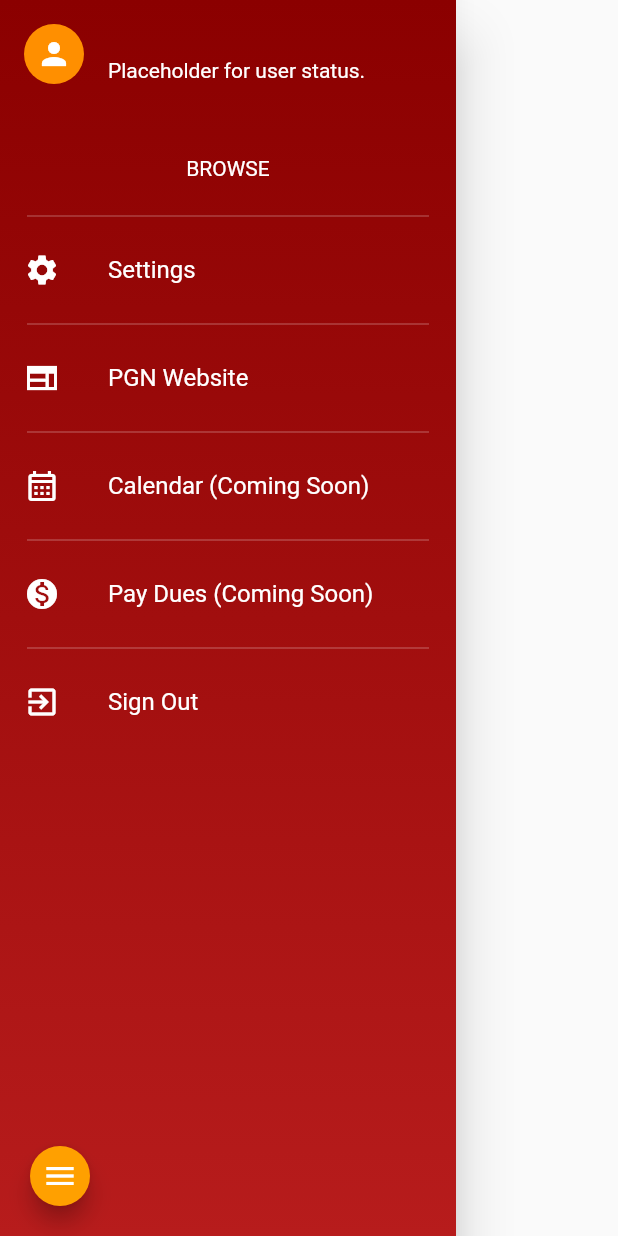
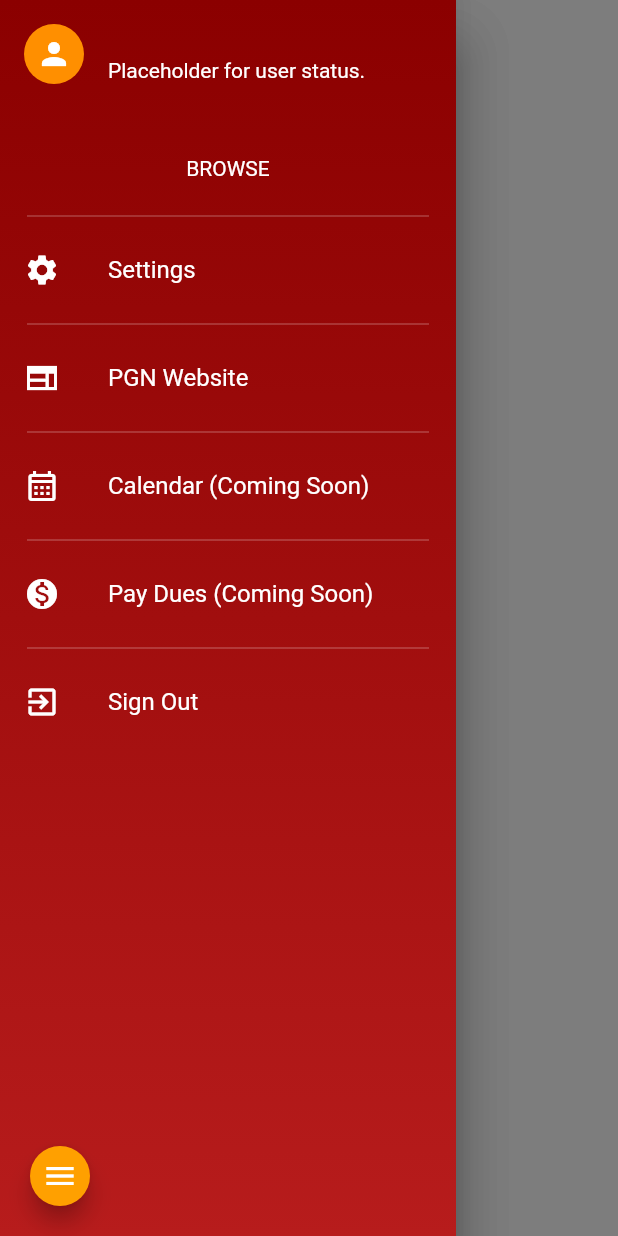
Before and after one commit to PGNTechChair/pgn_app, a Flutter app: the screen it shows once a user with an empty profile is signed in, after a tap on the "menu" icon, on a phone screen of 412 x 824 dp. Run offline on Flutter 3.47's test engine with Material 2 defaults, Android fonts, the phone set to English and light mode, and no system bars; our stand-ins replace cloud_firestore, firebase_auth, firebase_core, flutter_spinkit, rive; accounts and stored records are empty.

Commit message:
Made overlay transparent

```diff
--- a/lib/components/side_bar.dart
+++ b/lib/components/side_bar.dart
@@ -1,6 +1,7 @@
 import 'package:flutter/cupertino.dart';
 import 'package:flutter/material.dart';
 import 'package:pgn_app/models/user.dart';
+import 'package:pgn_app/pages/home.dart';
 import 'package:pgn_app/shared/loading.dart';
 import 'package:provider/provider.dart';
 import 'package:pgn_app/services/info_card.dart';
@@ -16,10 +17,7 @@ class SideBar extends StatelessWidget {
     return FutureBuilder<UserData?>(
       future: Future.value(userData), // Convert UserData? to Future<UserData?>
       builder: (context, snapshot) {
-        if (snapshot.connectionState == ConnectionState.waiting) {
-          // While waiting for data, you can show a loading indicator
-          return Loading();
-        } else if (snapshot.hasError) {
+        if (snapshot.hasError) {
           // If there's an error in fetching data, you can handle it here
           return Text('Error: ${snapshot.error}');
         } else {
@@ -31,7 +29,8 @@ class SideBar extends StatelessWidget {
             return Text('No user data available.');
           }
 
-          return Scaffold(
+          return Drawer(
+            child: Scaffold(
               body: SafeArea(
                 child: Drawer(
                   child: Container(
@@ -84,6 +83,7 @@ class SideBar extends StatelessWidget {
                   ),
                 ),
               ),
+            ),
           );
         }
       },
--- a/lib/pages/home.dart
+++ b/lib/pages/home.dart
@@ -11,15 +11,47 @@ class Home extends StatefulWidget {
   _HomeState createState() => _HomeState();
 }
 
-class _HomeState extends State<Home> {
-  final AuthService _auth = AuthService();
+class _HomeState extends State<Home> with SingleTickerProviderStateMixin {
+
   bool isSidebarOpen = false;
+
+  late AnimationController _animationController;
+  late Animation<Offset> _slideAnimation;
+
+  @override
+  void initState() {
+    super.initState();
+    _animationController = AnimationController(
+      vsync: this,
+      duration: Duration(milliseconds: 750),
+    );
+
+    _slideAnimation = Tween<Offset>(
+      begin: Offset(-1, 0),
+      end: Offset.zero,
+    ).animate(CurvedAnimation(
+      parent: _animationController,
+      curve: Curves.easeOut,
+    ));
+  }
 
   void toggleSidebar() {
     setState(() {
       isSidebarOpen = !isSidebarOpen;
+      if (isSidebarOpen) {
+        _animationController.forward();
+      } else {
+        _animationController.reverse();
+      }
     });
   }
+
+  @override
+  void dispose() {
+    _animationController.dispose();
+    super.dispose();
+  }
+
 
   @override
   Widget build(BuildContext context) {
@@ -35,17 +67,23 @@ class _HomeState extends State<Home> {
           child: Icon(Icons.menu),
           onPressed: toggleSidebar,
         ),
-        // Position the FloatingActionButton in the top-left corner
         floatingActionButtonLocation: FloatingActionButtonLocation.startFloat,
-        // Add the Sidebar widget inside a Stack to overlay it when it's open
         body: Stack(
           children: [
-            // Main content of the page goes here
-            // You can replace SideBar() with your main content widget
             Center(
               child: Text('Your Main Content'),
             ),
-            if (isSidebarOpen) SideBar(),
+            if (isSidebarOpen)
+              GestureDetector(
+                onTap: toggleSidebar,
+                child: Container(
+                  color: Colors.black.withOpacity(0.5),
+                ),
+              ),
+              SlideTransition(
+                position: _slideAnimation,
+                child: SideBar(),
+              ),
           ],
         ),
       ),
```
Lines whose indentation alone changed are shown as unchanged.
